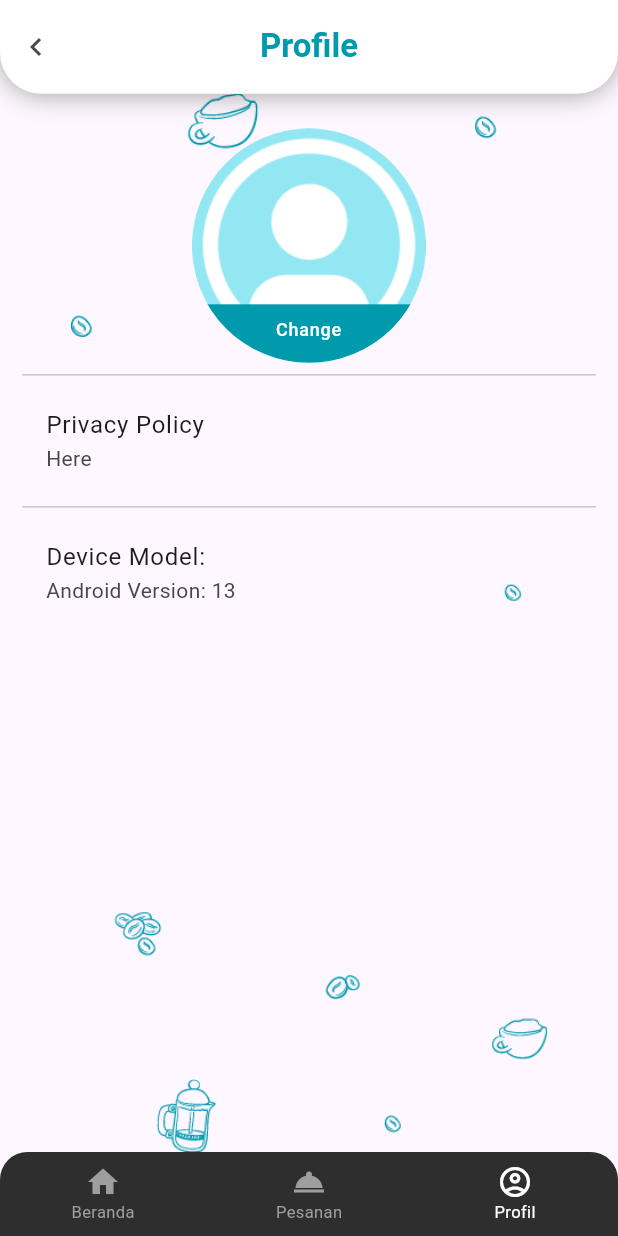
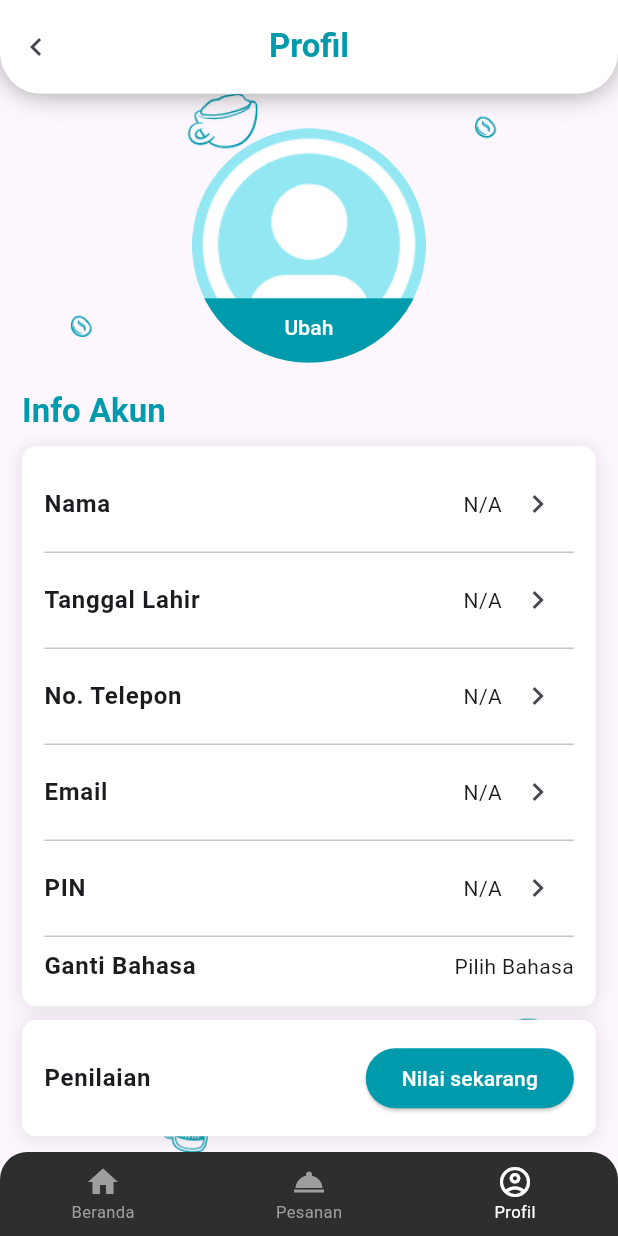
Before and after one commit to tektungg/venturo-javacode-rama, a Flutter app: the ProfileScreen screen opened by its route, on a phone screen of 412 x 824 dp. Run offline on Flutter 3.47's test engine with Material 3 defaults, Android fonts, the phone set to English and light mode, and no system bars; our stand-ins replace cached_network_image, device_info_plus, dio, dropdown_button2, firebase_analytics, firebase_auth and 20 more; missing offline and left inert: app_settings, fast_rsa, flutter_inappwebview, panara_dialogs; accounts and stored records are empty; key blocks and very long unbroken strings in the code were emptied for the run.

Commit message:
fix : profile screen optimization

```diff
--- /dev/null
+++ b/lib/features/profile/view/components/account_info.dart
@@ -0,0 +1,43 @@
+import 'package:flutter/material.dart';
+import 'package:flutter_screenutil/flutter_screenutil.dart';
+import 'package:get/get.dart';
+import 'package:venturo_core/features/profile/controllers/profile_controller.dart';
+import 'package:venturo_core/shared/styles/color_style.dart';
+import 'package:venturo_core/features/profile/view/components/info_row.dart';
+
+Widget buildAccountInfo() {
+  return Container(
+    padding: EdgeInsets.all(16.r),
+    decoration: BoxDecoration(
+      color: ColorStyle.white,
+      borderRadius: BorderRadius.circular(10.r),
+      boxShadow: [
+        BoxShadow(
+          color: Colors.black.withOpacity(0.1),
+          blurRadius: 10,
+          spreadRadius: 1,
+          offset: const Offset(0, 1),
+        ),
+      ],
+    ),
+    child: Obx(() {
+      final profile = ProfileController.to.userProfile;
+      return Column(
+        crossAxisAlignment: CrossAxisAlignment.start,
+        children: [
+          buildInfoRow('Nama', profile['nama'] ?? 'N/A', 'nama'),
+          const Divider(),
+          buildInfoRow('Tanggal Lahir', profile['tgl_lahir'] ?? 'N/A', 'tgl_lahir'),
+          const Divider(),
+          buildInfoRow('No. Telepon', profile['telepon'] ?? 'N/A', 'telepon'),
+          const Divider(),
+          buildInfoRow('Email', profile['email'] ?? 'N/A', 'email'),
+          const Divider(),
+          buildInfoRow('PIN', profile['pin'] ?? 'N/A', 'pin'),
+          const Divider(),
+          buildInfoRow('Ganti Bahasa', 'Pilih Bahasa'),
+        ],
+      );
+    }),
+  );
+}
--- /dev/null
+++ b/lib/features/profile/view/components/app_bar.dart
@@ -0,0 +1,47 @@
+import 'package:flutter/material.dart';
+import 'package:flutter_screenutil/flutter_screenutil.dart';
+import 'package:get/get.dart';
+import 'package:venturo_core/shared/styles/color_style.dart';
+
+PreferredSizeWidget buildAppBar() {
+  return PreferredSize(
+    preferredSize: Size.fromHeight(68.h),
+    child: SafeArea(
+      child: Container(
+        width: double.infinity,
+        height: 68.h,
+        padding: EdgeInsets.symmetric(vertical: 10.h),
+        decoration: BoxDecoration(
+          color: Colors.white,
+          borderRadius: BorderRadius.vertical(bottom: Radius.circular(30.r)),
+          boxShadow: const [
+            BoxShadow(
+              color: Color.fromARGB(111, 24, 24, 24),
+              blurRadius: 15,
+              spreadRadius: -1,
+              offset: Offset(0, 1),
+            ),
+          ],
+        ),
+        child: Stack(
+          children: [
+            Align(
+              alignment: Alignment.centerLeft,
+              child: IconButton(
+                icon: const Icon(Icons.chevron_left),
+                onPressed: () => Get.back(),
+              ),
+            ),
+            Center(
+              child: Text(
+                'Profil'.tr,
+                style: Get.textTheme.titleLarge?.copyWith(
+                    fontWeight: FontWeight.bold, color: ColorStyle.primary),
+              ),
+            ),
+          ],
+        ),
+      ),
+    ),
+  );
+}
--- /dev/null
+++ b/lib/features/profile/view/components/other_info.dart
@@ -0,0 +1,46 @@
+import 'package:flutter/material.dart';
+import 'package:flutter_screenutil/flutter_screenutil.dart';
+import 'package:get/get.dart';
+import 'package:venturo_core/features/profile/controllers/profile_controller.dart';
+import 'package:venturo_core/features/profile/view/components/info_row.dart';
+
+Widget buildOtherInfo() {
+  return Container(
+    padding: EdgeInsets.all(16.r),
+    decoration: BoxDecoration(
+      color: Colors.white,
+      borderRadius: BorderRadius.circular(10.r),
+      boxShadow: [
+        BoxShadow(
+          color: Colors.black.withOpacity(0.1),
+          blurRadius: 10,
+          spreadRadius: 1,
+          offset: const Offset(0, 1),
+        ),
+      ],
+    ),
+    child: Column(
+      crossAxisAlignment: CrossAxisAlignment.start,
+      children: [
+        buildInfoRow(
+          'Privacy Policy',
+          '',
+        ),
+        const Divider(),
+        Obx(() {
+          return buildInfoRow(
+            'Model Perangkat',
+            ProfileController.to.deviceModel.value,
+          );
+        }),
+        const Divider(),
+        Obx(() {
+          return buildInfoRow(
+            'Versi Android',
+            ProfileController.to.deviceVersion.value,
+          );
+        }),
+      ],
+    ),
+  );
+}
--- /dev/null
+++ b/lib/features/profile/view/components/profile_icon.dart
@@ -0,0 +1,60 @@
+import 'package:flutter/material.dart';
+import 'package:flutter_screenutil/flutter_screenutil.dart';
+import 'package:get/get.dart';
+import 'package:venturo_core/constants/core/assets/image_constant.dart';
+import 'package:venturo_core/features/profile/controllers/profile_controller.dart';
+import 'package:venturo_core/shared/styles/color_style.dart';
+import 'package:flutter_conditional_rendering/conditional.dart';
+
+Widget buildProfileIcon(BuildContext context) {
+  return Center(
+    child: Container(
+      width: 170.r,
+      height: 170.r,
+      clipBehavior: Clip.antiAlias,
+      decoration: const BoxDecoration(shape: BoxShape.circle),
+      child: Stack(
+        children: [
+          Obx(
+            () => Conditional.single(
+              context: context,
+              conditionBuilder: (context) =>
+                  ProfileController.to.imageFile != null,
+              widgetBuilder: (context) => Image.file(
+                ProfileController.to.imageFile!,
+                width: 170.r,
+                height: 170.r,
+                fit: BoxFit.cover,
+              ),
+              fallbackBuilder: (context) => Image.asset(
+                ImageConstant.bgProfile,
+                width: 170.r,
+                height: 170.r,
+                fit: BoxFit.cover,
+              ),
+            ),
+          ),
+          Align(
+            alignment: Alignment.bottomCenter,
+            child: Material(
+              color: ColorStyle.primary,
+              child: InkWell(
+                onTap: ProfileController.to.pickImage,
+                child: Container(
+                  width: double.infinity,
+                  padding: EdgeInsets.only(top: 10.r, bottom: 15.r),
+                  child: Text(
+                    "Ubah".tr,
+                    style: Get.textTheme.labelLarge!
+                        .copyWith(color: Colors.white),
+                    textAlign: TextAlign.center,
+                  ),
+                ),
+              ),
+            ),
+          )
+        ],
+      ),
+    ),
+  );
+}
--- /dev/null
+++ b/lib/features/profile/view/components/rating_section.dart
@@ -0,0 +1,45 @@
+import 'package:flutter/material.dart';
+import 'package:flutter_screenutil/flutter_screenutil.dart';
+import 'package:get/get.dart';
+import 'package:venturo_core/shared/styles/color_style.dart';
+
+Widget buildRatingSection() {
+  return Container(
+    padding: EdgeInsets.all(16.r),
+    decoration: BoxDecoration(
+      color: Colors.white,
+      borderRadius: BorderRadius.circular(10.r),
+      boxShadow: [
+        BoxShadow(
+          color: Colors.black.withOpacity(0.1),
+          blurRadius: 10,
+          spreadRadius: 1,
+          offset: const Offset(0, 1),
+        ),
+      ],
+    ),
+    child: Row(
+      mainAxisAlignment: MainAxisAlignment.spaceBetween,
+      children: [
+        Text(
+          'Penilaian',
+          style: Get.textTheme.bodyLarge?.copyWith(
+            fontWeight: FontWeight.bold,
+          ),
+        ),
+        ElevatedButton(
+          style: ElevatedButton.styleFrom(
+            backgroundColor: ColorStyle.primary,
+          ),
+          onPressed: () {
+            // Handle rating button press
+          },
+          child: Text(
+            'Nilai sekarang'.tr,
+            style: Get.textTheme.labelLarge!.copyWith(color: Colors.white),
+          ),
+        ),
+      ],
+    ),
+  );
+}
--- /dev/null
+++ b/lib/features/profile/view/components/section_title.dart
@@ -0,0 +1,11 @@
+import 'package:flutter/material.dart';
+import 'package:get/get.dart';
+import 'package:venturo_core/shared/styles/color_style.dart';
+
+Widget buildSectionTitle(String title) {
+  return Text(
+    title.tr,
+    style: Get.textTheme.titleLarge!
+        .copyWith(color: ColorStyle.primary, fontWeight: FontWeight.bold),
+  );
+}
--- a/lib/features/profile/view/ui/profile_screen.dart
+++ b/lib/features/profile/view/ui/profile_screen.dart
@@ -1,12 +1,13 @@
 import 'package:flutter/material.dart';
 import 'package:flutter_screenutil/flutter_screenutil.dart';
-import 'package:get/get.dart';
 import 'package:venturo_core/constants/core/assets/image_constant.dart';
-import 'package:venturo_core/features/profile/controllers/profile_controller.dart';
-import 'package:venturo_core/shared/styles/color_style.dart';
-import 'package:venturo_core/shared/widgets/tile_option.dart';
+import 'package:venturo_core/features/profile/view/components/app_bar.dart';
+import 'package:venturo_core/features/profile/view/components/profile_icon.dart';
+import 'package:venturo_core/features/profile/view/components/section_title.dart';
+import 'package:venturo_core/features/profile/view/components/account_info.dart';
+import 'package:venturo_core/features/profile/view/components/rating_section.dart';
+import 'package:venturo_core/features/profile/view/components/other_info.dart';
 import 'package:venturo_core/shared/widgets/bottom_navbar.dart';
-import 'package:flutter_conditional_rendering/conditional.dart';
 
 class ProfileScreen extends StatelessWidget {
   const ProfileScreen({super.key});
@@ -14,47 +15,7 @@ class ProfileScreen extends StatelessWidget {
   @override
   Widget build(BuildContext context) {
     return Scaffold(
-      appBar: PreferredSize(
-        preferredSize: Size.fromHeight(68.h),
-        child: SafeArea(
-          child: Container(
-            width: double.infinity,
-            height: 68.h,
-            padding: EdgeInsets.symmetric(vertical: 10.h),
-            decoration: BoxDecoration(
-              color: Colors.white,
-              borderRadius:
-                  BorderRadius.vertical(bottom: Radius.circular(30.r)),
-              boxShadow: const [
-                BoxShadow(
-                  color: Color.fromARGB(111, 24, 24, 24),
-                  blurRadius: 15,
-                  spreadRadius: -1,
-                  offset: Offset(0, 1),
-                ),
-              ],
-            ),
-            child: Stack(
-              children: [
-                Align(
-                  alignment: Alignment.centerLeft,
-                  child: IconButton(
-                    icon: const Icon(Icons.chevron_left),
-                    onPressed: () => Get.back(),
-                  ),
-                ),
-                Center(
-                  child: Text(
-                    'Profile'.tr,
-                    style: Get.textTheme.titleLarge?.copyWith(
-                        fontWeight: FontWeight.bold, color: ColorStyle.primary),
-                  ),
-                ),
-              ],
-            ),
-          ),
-        ),
-      ),
+      appBar: buildAppBar(),
       body: Container(
         decoration: const BoxDecoration(
           image: DecorationImage(
@@ -66,72 +27,17 @@ class ProfileScreen extends StatelessWidget {
         child: ListView(
           padding: EdgeInsets.symmetric(horizontal: 16.r, vertical: 25.r),
           children: [
-            /// Profile Icon
-            Center(
-              child: Container(
-                width: 170.r,
-                height: 170.r,
-                clipBehavior: Clip.antiAlias,
-                decoration: const BoxDecoration(shape: BoxShape.circle),
-                child: Stack(
-                  children: [
-                    Obx(
-                      () => Conditional.single(
-                        context: context,
-                        conditionBuilder: (context) =>
-                            ProfileController.to.imageFile != null,
-                        widgetBuilder: (context) => Image.file(
-                          ProfileController.to.imageFile!,
-                          width: 170.r,
-                          height: 170.r,
-                          fit: BoxFit.cover,
-                        ),
-                        fallbackBuilder: (context) => Image.asset(
-                          ImageConstant.bgProfile,
-                          width: 170.r,
-                          height: 170.r,
-                          fit: BoxFit.cover,
-                        ),
-                      ),
-                    ),
-                    Align(
-                      alignment: Alignment.bottomCenter,
-                      child: Material(
-                        color: ColorStyle.primary,
-                        child: InkWell(
-                          onTap: ProfileController.to.pickImage,
-                          child: Container(
-                            width: double.infinity,
-                            padding: EdgeInsets.only(top: 10.r, bottom: 15.r),
-                            child: Text(
-                              "Change".tr,
-                              style: Get.textTheme.labelMedium!
-                                  .copyWith(color: Colors.white),
-                              textAlign: TextAlign.center,
-                            ),
-                          ),
-                        ),
-                      ),
-                    )
-                  ],
-                ),
-              ),
-            ),
-            const Divider(),
-            TileOption(
-              title: 'Privacy Policy'.tr,
-              message: 'Here',
-              onTap: ProfileController.to.privacyPolicyWebView,
-            ),
-            const Divider(),
-            Obx(() {
-              return ListTile(
-                title: Text(
-                    'Device Model: ${ProfileController.to.deviceModel.value}'),
-                subtitle: Text(
-                    'Android Version: ${ProfileController.to.deviceVersion.value}'),
-              );
-            }),
+            buildProfileIcon(context),
+            SizedBox(height: 20.h),
+            buildSectionTitle('Info Akun'),
+            SizedBox(height: 10.h),
+            buildAccountInfo(),
+            SizedBox(height: 10.h),
+            buildRatingSection(),
+            SizedBox(height: 20.h),
+            buildSectionTitle('Info Lainnya'),
+            SizedBox(height: 10.h),
+            buildOtherInfo(),
           ],
         ),
       ),
```
Also changed, not shown: lib/features/profile/controllers/profile_controller.dart (+31 -0 lines), lib/features/profile/repositories/profile_repository.dart (+66 -3 lines), lib/features/profile/view/components/info_row.dart (added, +62 -0 lines).
